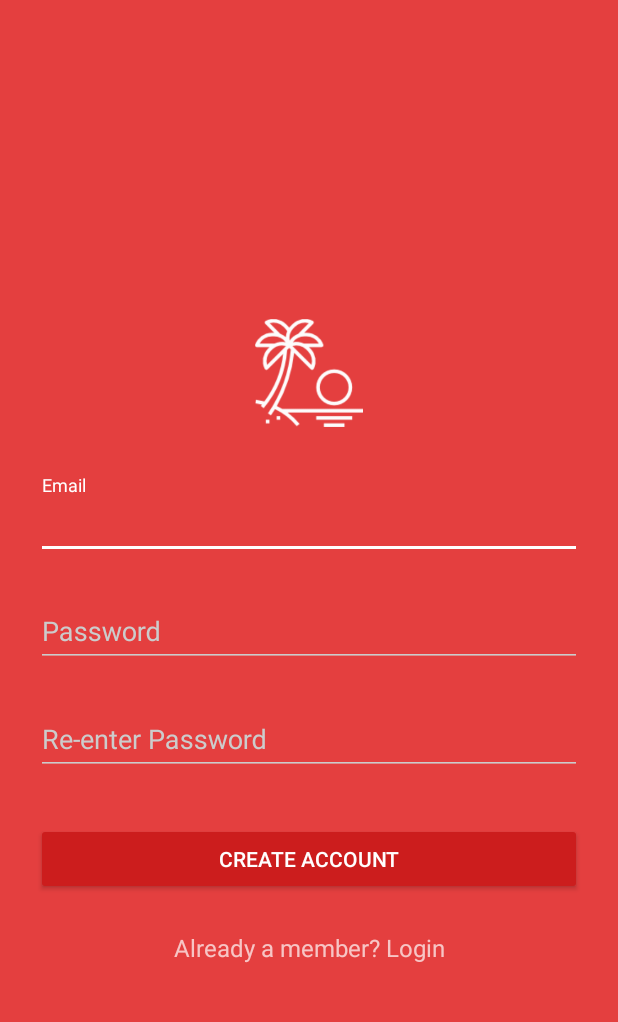
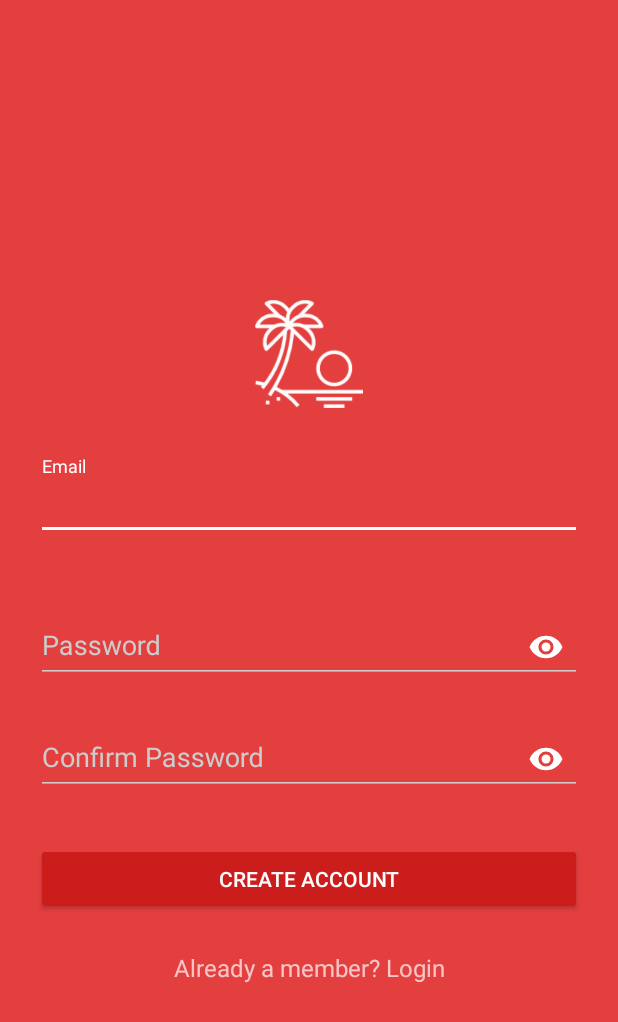
Before and after one commit to islamMaruf/TourMate, an Android app: the SignUpActivity screen opened directly, with no data from a screen before it, on a phone screen of 412 x 824 dp. Shown: the top 1022 px of the screen. Run offline under Robolectric (Android 15) with nearby library versions, the phone set to English and light mode, and no system bars.

Commit message:
initial design completed

```diff
--- a/app/build.gradle
+++ b/app/build.gradle
@@ -22,6 +22,7 @@ dependencies {
     implementation fileTree(dir: 'libs', include: ['*.jar'])
     implementation 'com.android.support:appcompat-v7:28.0.0'
     implementation 'com.android.support.constraint:constraint-layout:1.1.3'
+    implementation 'com.android.support:support-v4:28.0.0'
     testImplementation 'junit:junit:4.12'
     androidTestImplementation 'com.android.support.test:runner:1.0.2'
     androidTestImplementation 'com.android.support.test.espresso:espresso-core:3.0.2'
--- a/app/src/main/res/layout/activity_login.xml
+++ b/app/src/main/res/layout/activity_login.xml
@@ -30,6 +30,7 @@
             app:errorEnabled="true"
             app:errorTextAppearance="@style/error_appearance">
             <android.support.design.widget.TextInputEditText
+                android:textColorHighlight="@color/colorLightPrimary"
                 android:layout_width="match_parent"
                 android:layout_height="wrap_content"
                 android:hint="Email"
--- a/app/src/main/res/layout/activity_sign_up.xml
+++ b/app/src/main/res/layout/activity_sign_up.xml
@@ -1,9 +1,9 @@
 <?xml version="1.0" encoding="utf-8"?>
-<RelativeLayout
-    xmlns:android="http://schemas.android.com/apk/res/android"
+<RelativeLayout xmlns:android="http://schemas.android.com/apk/res/android"
     xmlns:tools="http://schemas.android.com/tools"
     android:layout_width="match_parent"
     android:layout_height="match_parent"
+    xmlns:app="http://schemas.android.com/apk/res-auto"
     tools:context=".SignUpActivity">
     <LinearLayout
         android:layout_centerInParent="true"
@@ -26,26 +26,33 @@
             android:layout_width="match_parent"
             android:layout_height="wrap_content"
             android:layout_marginTop="8dp"
-            android:layout_marginBottom="8dp">
-            <EditText
-                android:id="@+id/input_email"
+            android:layout_marginBottom="8dp"
+            android:id="@+id/input_email"
+            app:errorEnabled="true"
+            app:errorTextAppearance="@style/error_appearance"
+            >
+            <android.support.design.widget.TextInputEditText
                 android:layout_width="match_parent"
                 android:layout_height="wrap_content"
-                android:inputType="textEmailAddress"
-                android:hint="Email" />
+                android:hint="Email"
+                android:inputType="textEmailAddress" />
         </android.support.design.widget.TextInputLayout>
-        <!-- Password Label -->
+        <!--  Password Label -->
         <android.support.design.widget.TextInputLayout
             android:layout_width="match_parent"
             android:layout_height="wrap_content"
             android:layout_marginTop="8dp"
-            android:layout_marginBottom="8dp">
-            <EditText
-                android:id="@+id/input_password"
+            android:layout_marginBottom="8dp"
+            app:passwordToggleEnabled="true"
+            android:id="@+id/input_password"
+            app:passwordToggleTint="@color/white"
+            app:errorTextAppearance="@style/error_appearance"
+            >
+            <android.support.design.widget.TextInputEditText
                 android:layout_width="match_parent"
                 android:layout_height="wrap_content"
-                android:inputType="textPassword"
-                android:hint="Password"/>
+                android:hint="Password"
+                android:inputType="textPassword" />
         </android.support.design.widget.TextInputLayout>
 
         <!-- Password Re-enter Label -->
@@ -53,13 +60,18 @@
             android:layout_width="match_parent"
             android:layout_height="wrap_content"
             android:layout_marginTop="8dp"
-            android:layout_marginBottom="8dp">
-            <EditText
-                android:id="@+id/input_reEnterPassword"
+            android:layout_marginBottom="8dp"
+            app:passwordToggleEnabled="true"
+            android:id="@+id/input_reEnterPassword"
+            app:passwordToggleTint="@color/white"
+            app:errorTextAppearance="@style/error_appearance"
+
+            >
+            <android.support.design.widget.TextInputEditText
                 android:layout_width="match_parent"
                 android:layout_height="wrap_content"
-                android:inputType="textPassword"
-                android:hint="Re-enter Password"/>
+                android:hint="Confirm Password"
+                android:inputType="textPassword" />
         </android.support.design.widget.TextInputLayout>
 
         <!-- Signup Button -->
@@ -79,7 +91,7 @@
             android:layout_marginBottom="24dp"
             android:text="Already a member? Login"
             android:gravity="center"
-            android:textSize="16dp"/>
+            android:textSize="16sp"/>
 
     </LinearLayout>
 
--- a/app/src/main/res/values/colors.xml
+++ b/app/src/main/res/values/colors.xml
@@ -2,11 +2,19 @@
 <resources>
     <color name="colorPrimary">#F44336</color>
     <color name="colorPrimaryDark">#D32F2F</color>
-    <color name="colorAccent">#FF5252</color>
+    <color name="colorAccent">#FFEBEE</color>
     <color name="colorLightPrimary">#FFCDD2</color>
     <color name="colorText">#FFFFFF</color>
     <color name="colorPrimaryText">#212121</color>
     <color name="colorSecondaryText">#757575</color>
+
+    <color name="colorWeatherPrimaryDark">#c67c00</color>
+    <color name="colorWeatherPrimary">#ffab00</color>
+
+    <color name="colorNearByPrimaryDark">#0026ca</color>
+    <color name="colorNearbyPrimary">#304ffe</color>
+
+
 
 
 
--- a/app/src/main/res/values/strings.xml
+++ b/app/src/main/res/values/strings.xml
@@ -1,3 +1,9 @@
 <resources>
     <string name="app_name">TourMate</string>
+    <string name="title_activity_main">MainActivity</string>
+    <string name="action_settings">Settings</string>
+    <string name="section_format">Hello World from section: %1$d</string>
+
+    <!-- TODO: Remove or change this placeholder text -->
+    <string name="hello_blank_fragment">Hello blank fragment</string>
 </resources>
--- a/app/src/main/res/values/styles.xml
+++ b/app/src/main/res/values/styles.xml
@@ -35,4 +35,8 @@
         <item name="android:textSize">12sp</item>
     </style>
 
+    <style name="AppTheme.AppBarOverlay" parent="ThemeOverlay.AppCompat.Dark.ActionBar" />
+
+    <style name="AppTheme.PopupOverlay" parent="ThemeOverlay.AppCompat.Light" />
+
 </resources>
```
Also changed, not shown: app/src/main/AndroidManifest.xml (+7 -1 lines), app/src/main/java/com/example/maruf/tourmate/EventFragment.java (added, +23 -0 lines), app/src/main/java/com/example/maruf/tourmate/LoginActivity.java (+5 -3 lines), app/src/main/java/com/example/maruf/tourmate/MainActivity.java (added, +75 -0 lines), app/src/main/java/com/example/maruf/tourmate/NearbyFragment.java (added, +23 -0 lines), app/src/main/java/com/example/maruf/tourmate/PageAdapter.java (added, +34 -0 lines), app/src/main/java/com/example/maruf/tourmate/SignUpActivity.java (+70 -2 lines), app/src/main/java/com/example/maruf/tourmate/WeatherFragment.java (added, +22 -0 lines), app/src/main/res/layout/activity_main.xml (added, +65 -0 lines), app/src/main/res/layout/fragment_event.xml (added, +14 -0 lines), app/src/main/res/layout/fragment_nearby.xml (added, +14 -0 lines), app/src/main/res/layout/fragment_weather.xml (added, +14 -0 lines), app/src/main/res/menu/menu_main.xml (added, +10 -0 lines), app/src/main/res/drawable-v24/logo_title.png (added).
